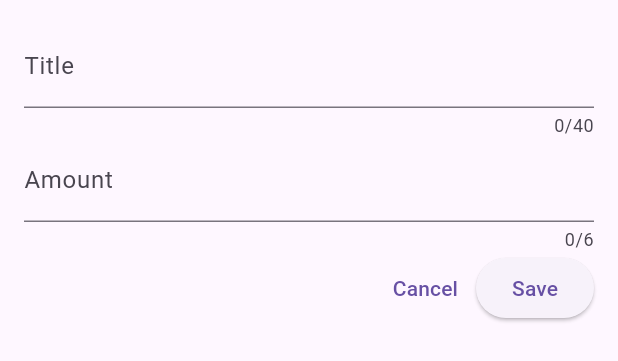
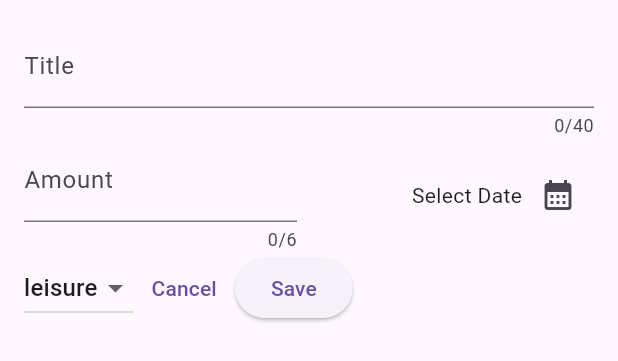
Before and after one commit to Arunvs16/expenseTracker, a Flutter app: the NewExpense widget shown alone on an empty page, opened directly, on a phone screen of 412 x 824 dp. Shown: the top 361 px of the screen. Run offline on Flutter 3.47's test engine with Material 3 defaults, Android fonts, the phone set to English and light mode, and no system bars.

Commit message:
date picker & DropDownMenu

```diff
--- a/lib/main.dart
+++ b/lib/main.dart
@@ -3,9 +3,6 @@ import 'package:flutter/material.dart';
 
 void main() {
   runApp(
-    MaterialApp(
-      debugShowCheckedModeBanner: false,
-      home: Expenses(),
-    ),
+    MaterialApp(debugShowCheckedModeBanner: false, home: const Expenses()),
   );
 }
--- a/lib/models/expense.dart
+++ b/lib/models/expense.dart
@@ -2,7 +2,7 @@ import 'package:flutter/material.dart';
 import 'package:intl/intl.dart';
 import 'package:uuid/uuid.dart';
 
-final dateFormatter = DateFormat.yMd();
+final dateFormatter = DateFormat.yMMMEd();
 
 const uuid = Uuid();
 
--- a/lib/widgets/expenses_list/expenses_item.dart
+++ b/lib/widgets/expenses_list/expenses_item.dart
@@ -14,13 +14,13 @@ class ExpensesItem extends StatelessWidget {
         child: Column(
           children: [
             Text(expense.title),
-            SizedBox(height: 4),
+            const SizedBox(height: 4),
             Row(
               children: [
                 Text(
                   "₹${expense.amount.toStringAsFixed(2)}",
                 ), // 12.8056 => 12.80
-                Spacer(),
+                const Spacer(),
                 Row(
                   children: [
                     Icon(categoryIcons[expense.category]),
--- a/lib/widgets/new_expense.dart
+++ b/lib/widgets/new_expense.dart
@@ -1,3 +1,6 @@
+// ignore_for_file: avoid_print
+
+import 'package:expense_tracker/models/expense.dart';
 import 'package:flutter/material.dart';
 
 class NewExpense extends StatefulWidget {
@@ -20,6 +23,25 @@ class _NewExpenseState extends State<NewExpense> {
     super.dispose();
   }
 
+  Category _selectedCategory = Category.leisure;
+
+  DateTime? selectedDate;
+
+  // date picker
+  void datePicker() async {
+    final now = DateTime.now();
+    final firstDate = DateTime(now.year - 1, now.month, now.day);
+    final pickedDate = await showDatePicker(
+      context: context,
+      firstDate: firstDate,
+      lastDate: now,
+    );
+    setState(() {
+      selectedDate = pickedDate;
+      print('selected date ------ > $pickedDate');
+    });
+  }
+
   @override
   Widget build(context) {
     return Padding(
@@ -30,35 +52,91 @@ class _NewExpenseState extends State<NewExpense> {
           TextField(
             controller: _titleController,
             maxLength: 40,
-            decoration: InputDecoration(label: Text('Title')),
+            decoration: InputDecoration(label: const Text('Title')),
           ),
+          Row(
+            children: [
+              // amount
+              Expanded(
+                child: TextField(
+                  controller: _amountController,
+                  maxLength: 6,
+                  keyboardType: TextInputType.number,
+                  decoration: InputDecoration(
+                    prefixText: '₹',
+                    label: const Text('Amount'),
+                  ),
+                ),
+              ),
+              //spacing
+              const SizedBox(width: 16),
 
-          // amount
-          TextField(
-            controller: _amountController,
-            maxLength: 6,
-            keyboardType: TextInputType.number,
+              Expanded(
+                child: Row(
+                  mainAxisAlignment: MainAxisAlignment.end,
+                  crossAxisAlignment: CrossAxisAlignment.center,
+                  children: [
+                    // selected date
+                    GestureDetector(
+                      onTap: datePicker,
+                      child: Text(
+                        selectedDate == null
+                            ? 'Select Date'
+                            : dateFormatter.format(selectedDate!),
+                      ),
+                    ),
 
-            decoration: InputDecoration(prefixText: '₹', label: Text('Amount')),
+                    // date picker
+                    IconButton(
+                      onPressed: datePicker,
+                      icon: const Icon(Icons.calendar_month),
+                    ),
+                  ],
+                ),
+              ),
+            ],
           ),
 
           Row(
-            mainAxisAlignment: MainAxisAlignment.end,
+            // mainAxisAlignment: MainAxisAlignment.end,
             children: [
+              DropdownButton(
+                value: _selectedCategory,
+                items:
+                    Category.values
+                        .map(
+                          (category) => DropdownMenuItem(
+                            value: category,
+                            child: Text(category.name),
+                          ),
+                        )
+                        .toList(),
+                onChanged: (value) {
+                  if (value == null) {
+                    return;
+                  }
+                  setState(() {
+                    _selectedCategory = value;
+                  });
+                },
+              ),
               // cancel button
               TextButton(
                 onPressed: () {
                   print('Cancel button pressed');
                   Navigator.pop(context);
                 },
-                child: Text('Cancel'),
+                child: const Text('Cancel'),
               ),
               // submit button
               ElevatedButton(
                 onPressed: () {
-                  print('Entered --------->  ${_titleController.text}');
+                  print('Title --------->  ${_titleController.text}');
+                  print('Amount --------->  ${_amountController.text}');
+                  print('Date --------->  $selectedDate');
+                  print('Save pressed --------->  ${_amountController.text}');
                 },
-                child: Text('Save'),
+                child: const Text('Save'),
               ),
             ],
           ),
```
Also changed, not shown: lib/widgets/expenses.dart (+4 -4 lines), 1 other file.
